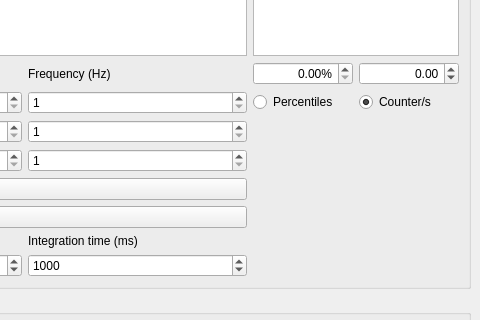
Qt form gui/confocal_own/attocubePositionerGUI.ui (rasjen/qudi) before a commit; both pictures show x 443 to 923 and y 551 to 871 of the 923 by 1008 pixel window.
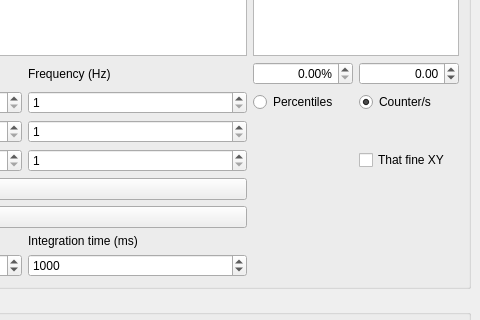
The same form after that commit. Custom widgets are drawn as their Qt base class.

Commit message: introducing that fine xy!

What changed in the file:
```diff
--- a/gui/confocal_own/attocubePositionerGUI.ui
+++ b/gui/confocal_own/attocubePositionerGUI.ui
@@ -416,6 +416,13 @@
        <item row="1" column="3" colspan="2">
         <widget class="PlotWidget" name="contrastView"/>
        </item>
+       <item row="6" column="4">
+        <widget class="QCheckBox" name="XY_fine_checkbox">
+         <property name="text">
+          <string>That fine XY</string>
+         </property>
+        </widget>
+       </item>
       </layout>
       <zorder>xyScanView</zorder>
       <zorder>contrastView</zorder>
```
Left out of the diff: 1 changed line with no effect on the pictures. The commit also changes 4 other files.
